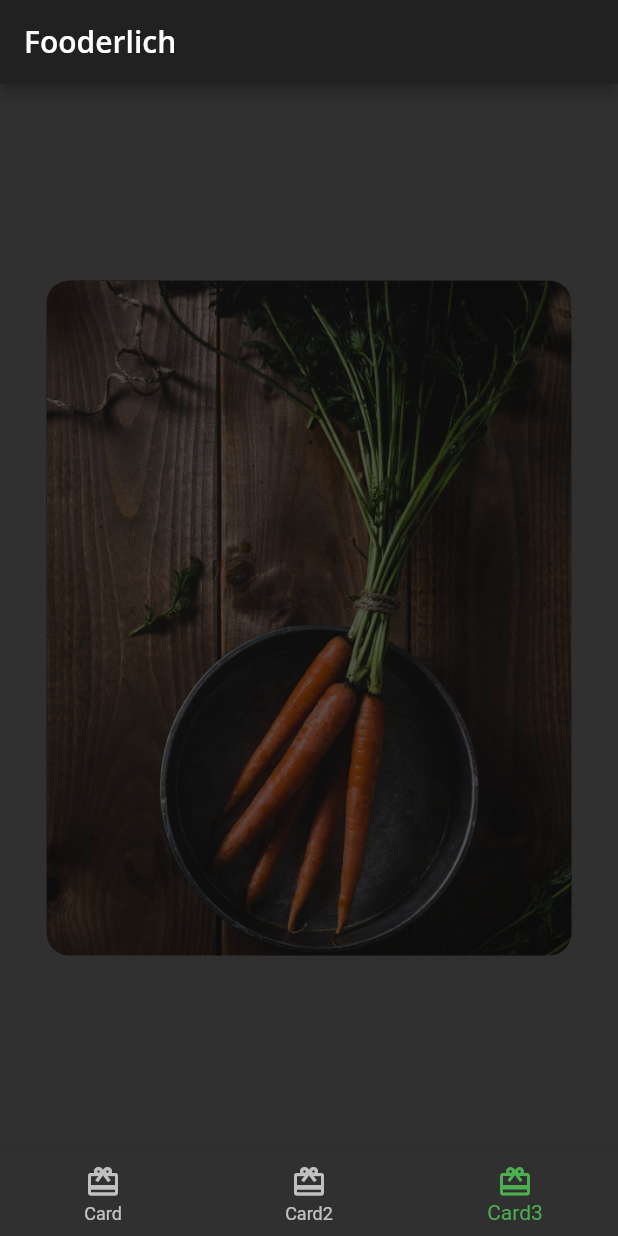
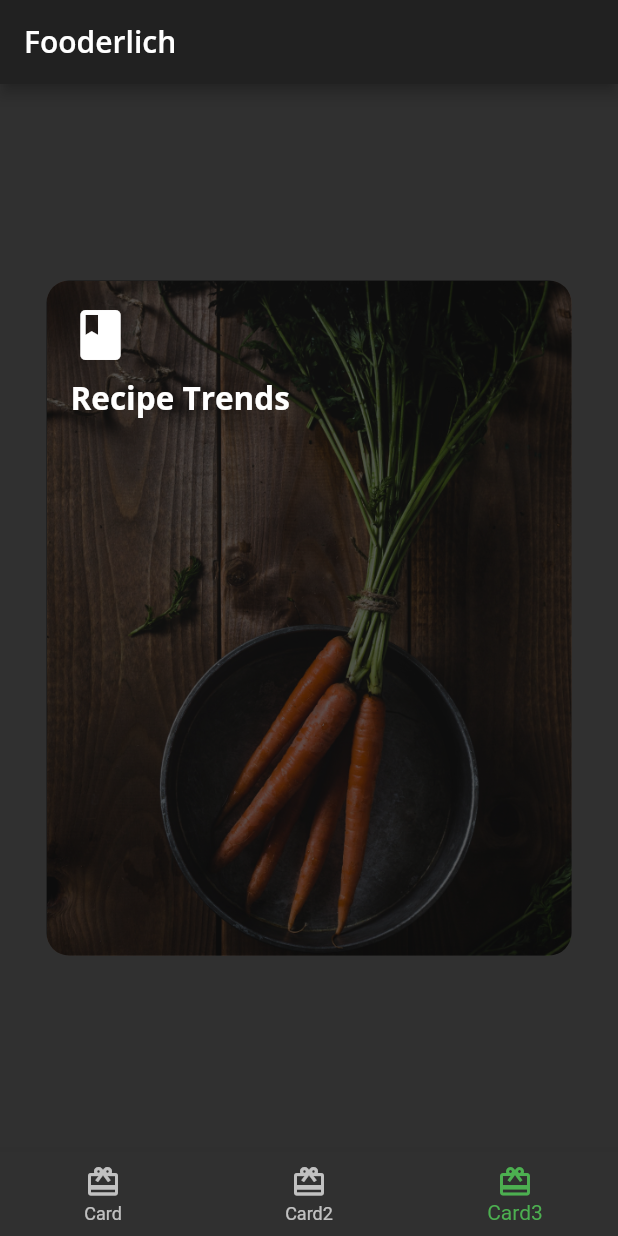
Before and after one commit to thezxdev/flutter_basic_widgets, a Flutter app: the screen it shows after launch, item 3 of the bottom bar chosen, on a phone screen of 412 x 824 dp. Run offline on Flutter 3.47's test engine with Material 2 defaults, Android fonts, the phone set to English and light mode, and no system bars; our stand-ins replace google_fonts.

Commit message:
card3 header

```diff
--- a/lib/card3.dart
+++ b/lib/card3.dart
@@ -1,4 +1,5 @@
 import 'package:flutter/material.dart';
+import 'package:fooderlich/fooderlich_theme.dart';
 
 class Card3 extends StatelessWidget {
   const Card3({super.key});
@@ -25,8 +26,26 @@ class Card3 extends StatelessWidget {
                 color: Colors.black.withOpacity(.6),
                 borderRadius: const BorderRadius.all(Radius.circular(15))
               ),
+            ),
+            Container(
+              padding: const EdgeInsets.all(16),
+              child: Column(
+                crossAxisAlignment: CrossAxisAlignment.start,
+                children: [
+                  const Icon(
+                    Icons.book,
+                    color: Colors.white,
+                    size: 40,
+                  ),
+                  const SizedBox(height: 8,),
+                  Text(
+                    'Recipe Trends',
+                    style: FooderlichTheme.darkTextTheme.headline2,
+                  ),
+                  // const SizedBox(height: 30,)
+                ],
+              ),
             )
-            // TODO: Add Container, Column, Icon and Text
             // TODO: Add Center Widget with Chip Widget children
           ],
         ),
```
